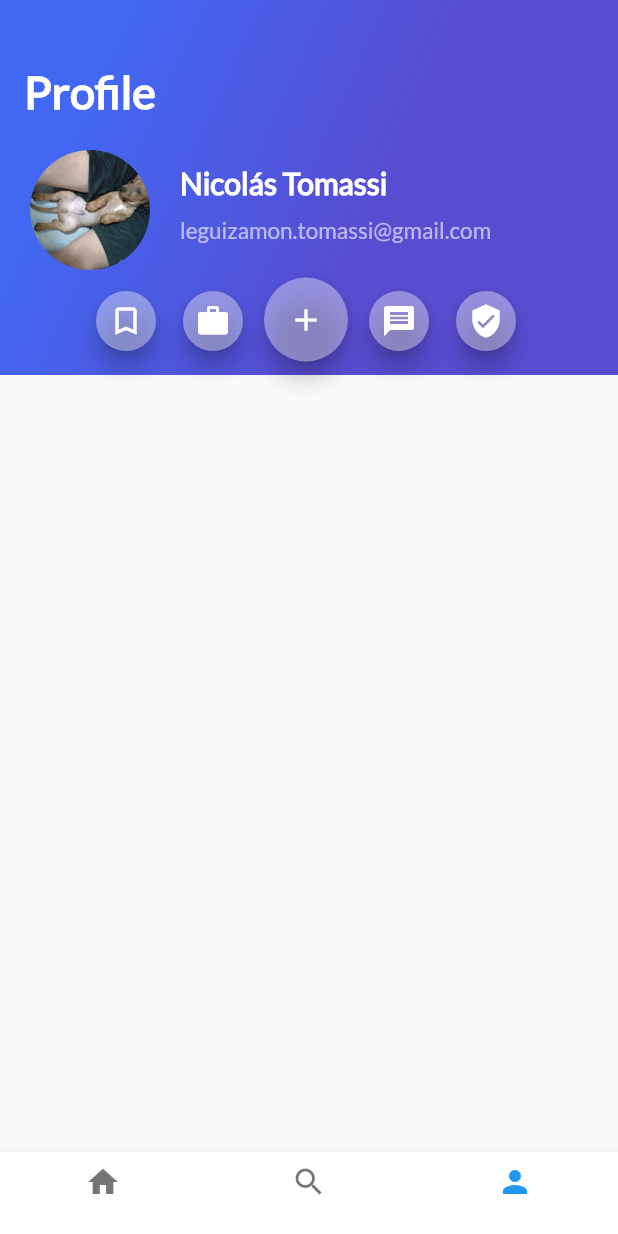
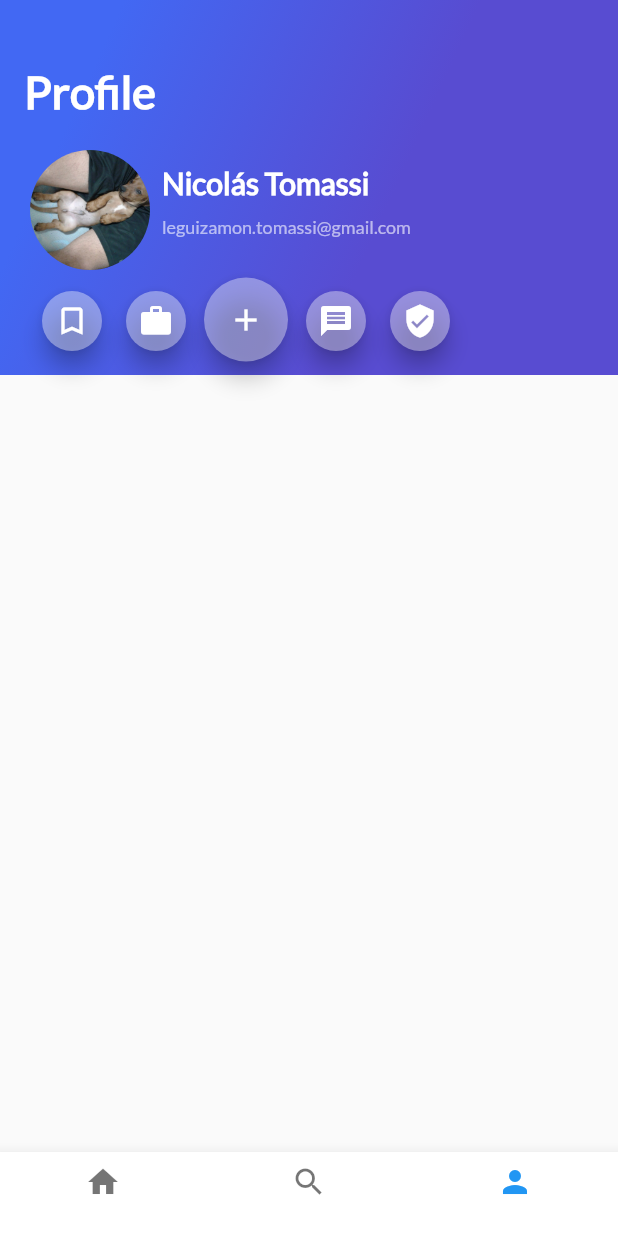
Before and after one commit to tomassiNico/travel_flutter, a Flutter app: the screen it shows after launch, item 3 of the bottom bar chosen, on a phone screen of 412 x 824 dp. Run offline on Flutter 3.47's test engine with Material 2 defaults, Android fonts, the phone set to English and light mode, and no system bars.

Commit message:
se cambia margenes para acomodar pantalla de cat s30

```diff
--- a/lib/profile_travel.dart
+++ b/lib/profile_travel.dart
@@ -27,28 +27,23 @@ class _CustomFloatingActionButton extends State<CustomFloatingActionButton>{
   List buttons = [
     {
       'icon': Icons.bookmark_border,
-      'pressed': false,
-      'mini': true
+      'pressed': false
     },
     {
       'icon': Icons.work,
-      'pressed': false,
-      'mini': true
+      'pressed': false
     },
     {
       'icon': Icons.add,
-      'pressed': false,
-      'mini': true
+      'pressed': false
     },
     {
       'icon': Icons.message,
-      'pressed': false,
-      'mini': true
+      'pressed': false
     },
     {
       'icon': Icons.verified_user,
-      'pressed': false,
-      'mini': true
+      'pressed': false
     },
   ];
 
@@ -66,7 +61,7 @@ class _CustomFloatingActionButton extends State<CustomFloatingActionButton>{
         for (var button in buttons) Container(
           margin: EdgeInsets.only(
             top: button['icon'] == Icons.add ? 0 : 5,
-            left: 10
+            left: 8
           ),
 
           child: FloatingActionButton(
@@ -85,7 +80,7 @@ class _CustomFloatingActionButton extends State<CustomFloatingActionButton>{
     return Container(
       margin: EdgeInsets.only(
         top:185,
-        left: 50
+        left: 16
       ),
       child: icons
     );
@@ -118,8 +113,8 @@ class UserData extends StatelessWidget{
 
     final userName = Container(
       margin: EdgeInsets.only(
-        top:10,
-        left: 20
+        top: 10,
+        left: 8
       ),
 
       child: Text(
@@ -137,7 +132,7 @@ class UserData extends StatelessWidget{
     final userEmail = Container(
       margin: EdgeInsets.only(
         top: 10,
-        left: 20
+        left: 8
       ),
 
       child: Text(
@@ -145,7 +140,7 @@ class UserData extends StatelessWidget{
         textAlign: TextAlign.start,
         style: TextStyle(
           fontFamily: "Lato",
-          fontSize: 15,
+          fontSize: 12,
           color: Colors.white60,
         ),
       ),
```
